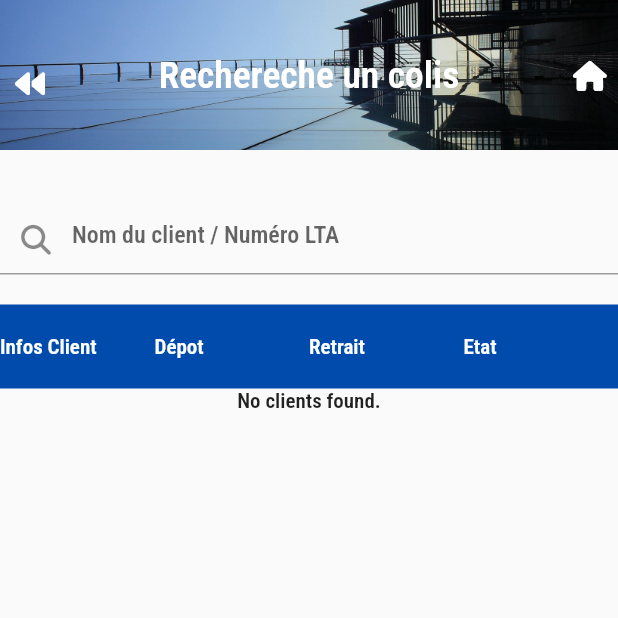
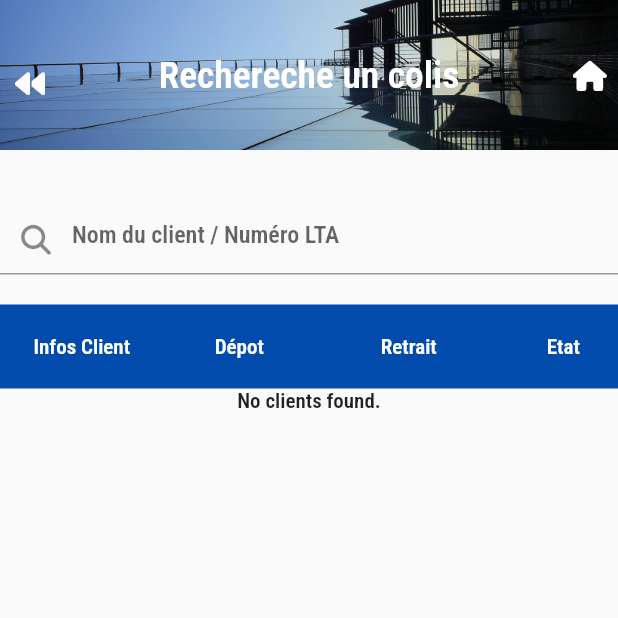
Before and after one commit to quantdev01/packet-management, a Flutter app: the SearchPacketMobile screen opened directly, on a phone screen of 412 x 824 dp, the top half of it. Run offline on Flutter 3.47's test engine with Material 3 defaults, Android fonts, the phone set to English and light mode, and no system bars; our stand-ins replace cloud_firestore, firebase_core, font_awesome_flutter, pdf, printing, shimmer; accounts and stored records are empty.

Commit message:
removed a button use on admin and made the admin view cleaner and nicer

```diff
--- a/lib/screens/search_packet_mobile.dart
+++ b/lib/screens/search_packet_mobile.dart
@@ -84,31 +84,43 @@ class _SearchPacketMobileState extends State<SearchPacketMobile> {
                     TableRow(
                       children: [
                         TableCell(
-                          verticalAlignment: TableCellVerticalAlignment.top,
+                          child: Container(
+                            margin: EdgeInsets.only(left: 6),
+                            alignment: Alignment.center,
                             child: Text(
                               'Infos Client',
                               style: kTextStyleTableTitleMobile,
                             ),
                           ),
+                        ),
                         TableCell(
-                          verticalAlignment: TableCellVerticalAlignment.middle,
+                          child: Container(
+                            margin: EdgeInsets.only(left: 10),
+                            alignment: Alignment.center,
                             child: Text(
                               'Dépot',
                               style: kTextStyleTableTitleMobile,
                             ),
                           ),
+                        ),
                         TableCell(
-                          verticalAlignment: TableCellVerticalAlignment.middle,
+                          child: Container(
+                            margin: EdgeInsets.only(left: 30),
+                            alignment: Alignment.center,
                             child: Text(
                               'Retrait',
                               style: kTextStyleTableTitleMobile,
                             ),
                           ),
+                        ),
                         TableCell(
-                          verticalAlignment: TableCellVerticalAlignment.middle,
+                          child: Container(
+                            margin: EdgeInsets.only(left: 30),
+                            alignment: Alignment.center,
                             child: Text(
                               'Etat',
                               style: kTextStyleTableTitleMobile,
+                            ),
                           ),
                         ),
                       ],
```
Lines whose indentation alone changed are shown as unchanged.
